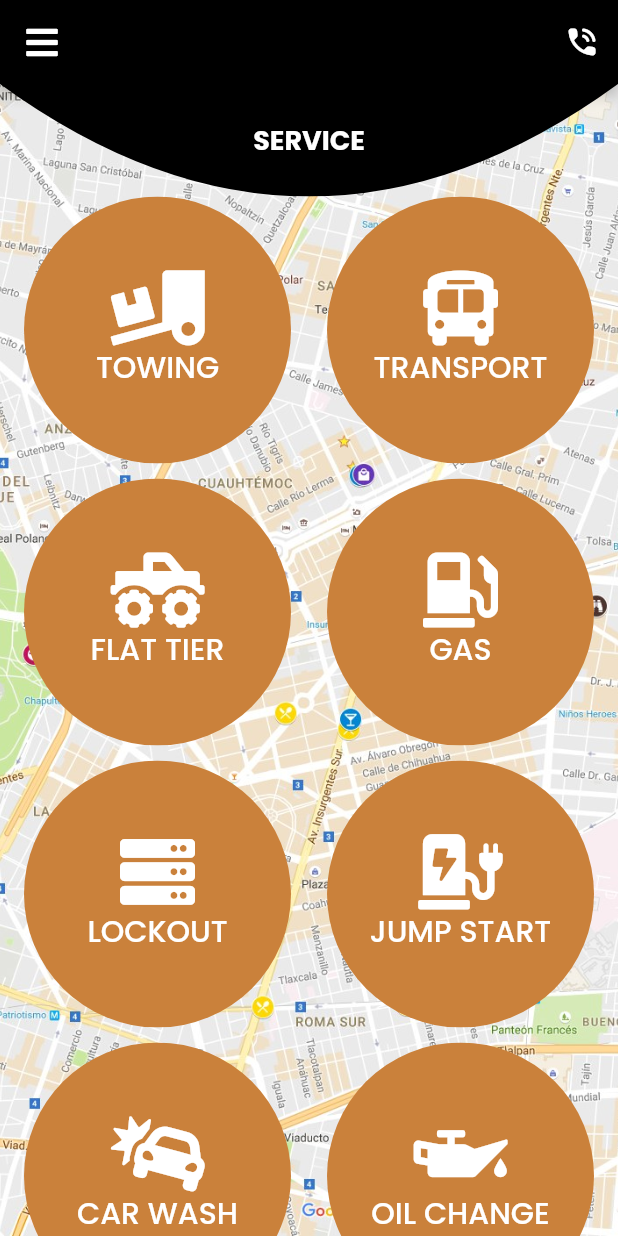
After one commit to enzomarc/haulpra, a Flutter app: the ServiceSelectionPage screen opened directly, on a phone screen of 412 x 824 dp. The commit adds this screen. Run offline on Flutter 3.47's test engine with Material 2 defaults, Android fonts, the phone set to English and light mode, and no system bars; our stand-ins replace font_awesome_flutter.

Commit message:
Complete service selection page

```diff
--- a/lib/constants/asset_constants.dart
+++ b/lib/constants/asset_constants.dart
@@ -9,4 +9,5 @@ class AssetConstants {
   static const String MASTERCARD = "assets/images/logo/mastercard.png";
   static const String VISA = "assets/images/logo/visa.jpeg";
   static const String DISCOVER = "assets/images/logo/discover.jpeg";
+  static const String MAPS = "assets/images/logo/maps.jpeg";
 }
--- a/lib/ui/authentication/login_page.dart
+++ b/lib/ui/authentication/login_page.dart
@@ -3,6 +3,7 @@ import 'package:haul_pra/constants/app_colors.dart';
 import 'package:haul_pra/constants/constants.dart';
 import 'package:haul_pra/helpers/helpers.dart';
 import 'package:haul_pra/ui/authentication/authentication.dart';
+import 'package:haul_pra/ui/services/service_selection_page.dart';
 import 'package:haul_pra/ui/shared/shared.dart';
 
 class LoginPage extends StatefulWidget {
@@ -203,7 +204,7 @@ class _LoginPageState extends State<LoginPage> {
   }
 
   _onLoginButtonPressed() {
-    AppNavigator.changeScreen(RegistrationSelectionPage());
+    AppNavigator.changeScreen(ServiceSelectionPage());
   }
 
   _onForgotPasswordButtonPressed() {
--- a/lib/ui/authentication/payment_details_page.dart
+++ b/lib/ui/authentication/payment_details_page.dart
@@ -2,6 +2,7 @@ import 'package:flutter/material.dart';
 import 'package:haul_pra/constants/asset_constants.dart';
 import 'package:haul_pra/constants/constants.dart';
 import 'package:haul_pra/helpers/helpers.dart';
+import 'package:haul_pra/ui/services/services.dart';
 import 'package:haul_pra/ui/shared/shared.dart';
 
 class PaymentDetailsPage extends StatefulWidget {
@@ -145,6 +146,6 @@ class _PaymentDetailsPageState extends State<PaymentDetailsPage> {
   }
 
   _onSkipButtonPressed() {
-
+    AppNavigator.changeScreen(ServiceSelectionPage());
   }
 }
--- /dev/null
+++ b/lib/ui/services/service_selection_page.dart
@@ -0,0 +1,133 @@
+import 'package:flutter/material.dart';
+import 'package:font_awesome_flutter/font_awesome_flutter.dart';
+import 'package:haul_pra/constants/asset_constants.dart';
+import 'package:haul_pra/ui/shared/shared.dart';
+
+class ServiceSelectionPage extends StatefulWidget {
+  const ServiceSelectionPage({Key? key}) : super(key: key);
+
+  @override
+  _ServiceSelectionPageState createState() => _ServiceSelectionPageState();
+}
+
+class _ServiceSelectionPageState extends State<ServiceSelectionPage> {
+  @override
+  Widget build(BuildContext context) {
+    return Scaffold(
+      appBar: _getAppBar(),
+      body: SafeArea(
+        child: Container(
+          height: MediaQuery.of(context).size.height,
+          decoration: BoxDecoration(
+            image: DecorationImage(
+              image: AssetImage(AssetConstants.MAPS),
+              fit: BoxFit.cover,
+            ),
+          ),
+          child: SingleChildScrollView(
+            child: Column(
+              children: [
+                ClipPath(
+                  clipper: CustomBottomRoundedShape(),
+                  child: Container(
+                    width: double.infinity,
+                    height: 75,
+                    color: Colors.black,
+                    child: Align(
+                      alignment: Alignment.center,
+                      child: Bold18White("SERVICE"),
+                    ),
+                  ),
+                ),
+                Padding(
+                  padding: EdgeInsets.fromLTRB(16.0, 0.0, 16.0, 16.0),
+                  child: _getServices(),
+                ),
+              ],
+            ),
+          )
+        ),
+      ),
+    );
+  }
+
+  AppBar _getAppBar() {
+    return AppBar(
+      backgroundColor: Colors.black,
+      leading: IconButton(
+        icon: Icon(FontAwesomeIcons.bars),
+        onPressed: (){},
+      ),
+      actions: [
+        IconButton(
+          icon: Icon(Icons.phone_in_talk_rounded, color: Colors.white),
+          onPressed: (){},
+        ),
+      ],
+    );
+  }
+
+  Widget _getServices() {
+    return GridView.count(
+      physics: NeverScrollableScrollPhysics(),
+      shrinkWrap: true,
+      crossAxisCount: 2,
+      mainAxisSpacing: 10.0,
+      crossAxisSpacing: 24.0,
+      children: [
+        IconButtonWithText(
+          "TOWING",
+          true,
+          _onServiceTap,
+          FontAwesomeIcons.truckLoading,
+        )
+        ,IconButtonWithText(
+          "TRANSPORT",
+          true,
+          _onServiceTap,
+          FontAwesomeIcons.busAlt,
+        )
+        ,IconButtonWithText(
+          "FLAT TIER",
+          true,
+          _onServiceTap,
+          FontAwesomeIcons.truckMonster,
+        )
+        ,IconButtonWithText(
+          "GAS",
+          true,
+          _onServiceTap,
+          FontAwesomeIcons.gasPump,
+        )
+        ,IconButtonWithText(
+          "LOCKOUT",
+          true,
+          _onServiceTap,
+          FontAwesomeIcons.server,
+        )
+        ,IconButtonWithText(
+          "JUMP START",
+          true,
+          _onServiceTap,
+          FontAwesomeIcons.chargingStation,
+        )
+        ,IconButtonWithText(
+          "CAR WASH",
+          true,
+          _onServiceTap,
+          FontAwesomeIcons.carCrash,
+        )
+        ,IconButtonWithText(
+          "OIL CHANGE",
+          true,
+          _onServiceTap,
+          FontAwesomeIcons.oilCan,
+        ),
+      ],
+    );
+  }
+
+  _onServiceTap() {
+    print("Tap");
+  }
+}
--- /dev/null
+++ b/lib/ui/services/services.dart
@@ -0,0 +1 @@
+export 'service_selection_page.dart';
--- /dev/null
+++ b/lib/ui/shared/custom_bottom_rounded_clipper.dart
@@ -0,0 +1,21 @@
+import 'package:flutter/material.dart';
+
+class CustomBottomRoundedShape extends CustomClipper<Path> {
+  @override
+  getClip(Size size) {
+    double height = size.height;
+    double width = size.width;
+    var path = Path();
+    path.lineTo(0, 0);
+    path.quadraticBezierTo(width / 2, height*2, width, 0);
+    path.lineTo(width, 0);
+    path.close();
+
+    return path;
+  }
+
+  @override
+  bool shouldReclip(CustomClipper oldClipper) {
+    return true;
+  }
+}
--- a/lib/ui/shared/shared.dart
+++ b/lib/ui/shared/shared.dart
@@ -8,3 +8,4 @@ export 'icon_button.dart';
 export 'toggle_button.dart';
 export 'rounded_input_field.dart';
 export 'rectangle_button.dart';
+export 'custom_bottom_rounded_clipper.dart';
--- a/lib/ui/shared/text_widgets.dart
+++ b/lib/ui/shared/text_widgets.dart
@@ -120,6 +120,36 @@ class Regular18Black extends Text {
   );
 }
 
+class Bold18White extends Text {
+  Bold18White(String data, {
+    StrutStyle? strutStyle,
+    TextAlign? textAlign,
+    TextDirection? textDirection,
+    Locale? locale,
+    bool? softWrap,
+    TextOverflow? overflow,
+    double? textScaleFactor,
+    int? maxLines,
+    String? semanticsLabel,
+  }) : super(
+    data,
+    strutStyle: strutStyle,
+    textAlign: textAlign,
+    textDirection: textDirection,
+    locale: locale,
+    softWrap: softWrap,
+    overflow: overflow,
+    textScaleFactor: textScaleFactor,
+    maxLines: maxLines,
+    semanticsLabel: semanticsLabel,
+    style: TextStyle(
+      color: Colors.white,
+      fontSize: 18,
+      fontWeight: FontWeight.bold,
+    ),
+  );
+}
+
 class Regular16Black extends Text {
   Regular16Black(String data, {
     StrutStyle? strutStyle,
```
Also changed, not shown: assets/images/logo/maps.jpeg (added).
